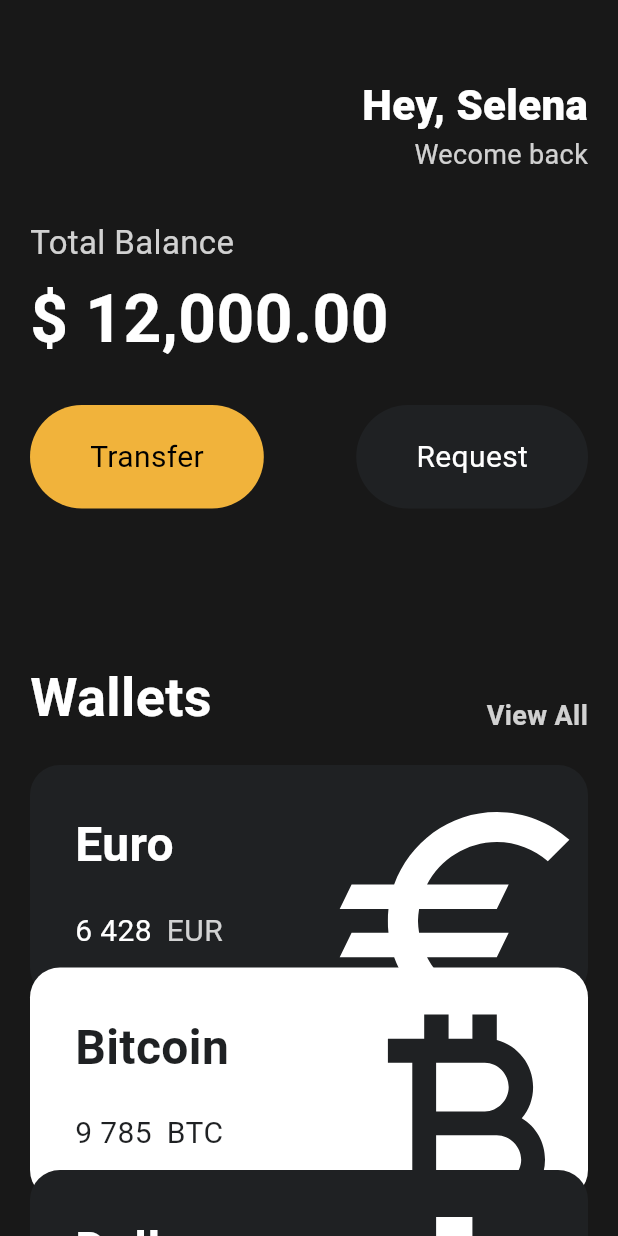
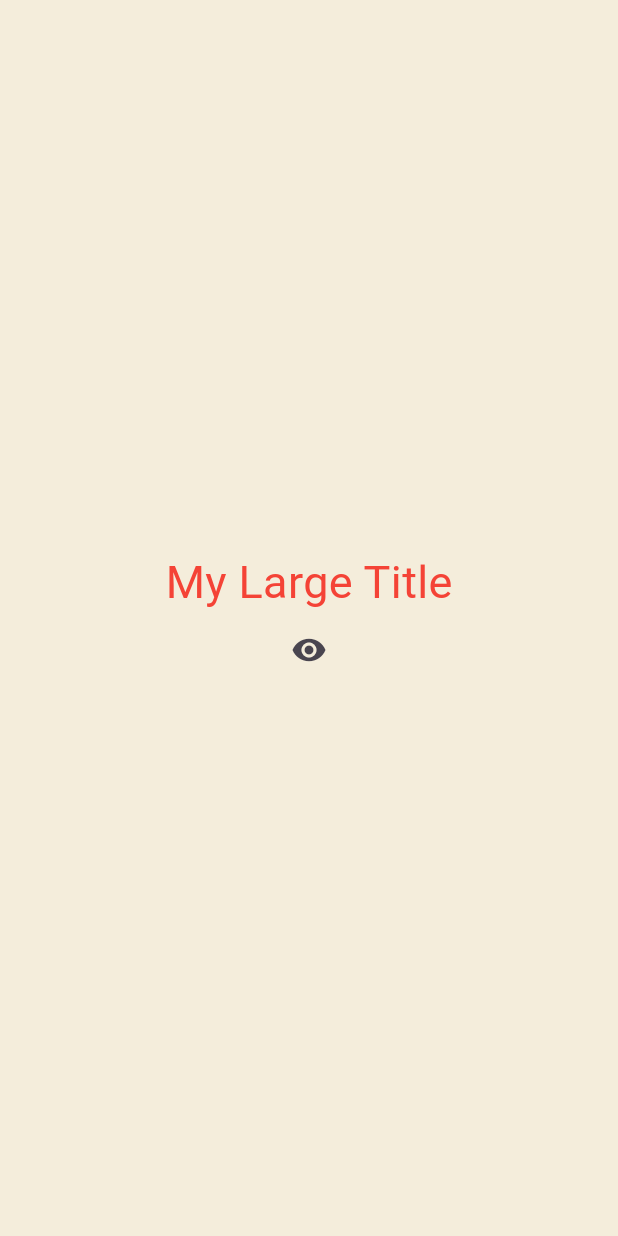
Before and after one commit to dong99u/flutter_clone_study, a Flutter app: the screen it shows after launch, on a phone screen of 412 x 824 dp. Run offline on Flutter 3.47's test engine with Material 3 defaults, Android fonts, the phone set to English and light mode, and no system bars.

Commit message:
stateful widget

```diff
--- a/toonflix/lib/main.dart
+++ b/toonflix/lib/main.dart
@@ -1,144 +1,84 @@
 import 'package:flutter/material.dart';
-
-import 'widgets/button.dart';
-import 'widgets/currency_card.dart';
 
 void main() {
   runApp(const App());
 }
 
-class App extends StatelessWidget {
+class App extends StatefulWidget {
   const App({super.key});
+
+  @override
+  State<App> createState() => _AppState();
+}
+
+class _AppState extends State<App> {
+  bool showTitle = true;
+
+  void toggleTitle() {
+    setState(() {
+      showTitle = !showTitle;
+    });
+  }
 
   @override
   Widget build(BuildContext context) {
     return MaterialApp(
+      theme: ThemeData(
+          textTheme: const TextTheme(
+        titleLarge: TextStyle(
+          color: Colors.red,
+        ),
+      )),
       home: Scaffold(
-        backgroundColor: const Color(0xFF181818),
-        body: SingleChildScrollView(
-          child: Padding(
-            padding: const EdgeInsets.symmetric(horizontal: 20),
-            child: Column(
-              crossAxisAlignment: CrossAxisAlignment.start,
-              children: [
-                const SizedBox(
-                  height: 50,
-                ),
-                Row(
-                  mainAxisAlignment: MainAxisAlignment.end,
-                  children: [
-                    Column(
-                      crossAxisAlignment: CrossAxisAlignment.end,
-                      children: [
-                        const Text(
-                          'Hey, Selena',
-                          style: TextStyle(
-                            color: Colors.white,
-                            fontSize: 28,
-                            fontWeight: FontWeight.w800,
-                          ),
-                        ),
-                        Text(
-                          'Wecome back',
-                          style: TextStyle(
-                              color: Colors.white.withOpacity(0.8),
-                              fontSize: 18),
-                        )
-                      ],
-                    )
-                  ],
-                ),
-                const SizedBox(
-                  height: 30,
-                ),
-                Text(
-                  'Total Balance',
-                  style: TextStyle(
-                    color: Colors.white.withOpacity(0.8),
-                    fontSize: 22,
-                  ),
-                ),
-                const SizedBox(
-                  height: 5,
-                ),
-                const Text(
-                  '\$ 12,000.00',
-                  style: TextStyle(
-                    color: Colors.white,
-                    fontSize: 44,
-                    fontWeight: FontWeight.w600,
-                  ),
-                ),
-                const SizedBox(
-                  height: 25,
-                ),
-                const Row(
-                  mainAxisAlignment: MainAxisAlignment.spaceBetween,
-                  children: [
-                    Button(
-                      text: 'Transfer',
-                      bgColor: Color(0xFFF1B33B),
-                      textColor: Colors.black,
-                    ),
-                    Button(
-                      text: 'Request',
-                      bgColor: Color(0xFF1F2123),
-                      textColor: Colors.white,
-                    )
-                  ],
-                ),
-                const SizedBox(
-                  height: 100,
-                ),
-                Row(
-                  crossAxisAlignment: CrossAxisAlignment.end,
-                  mainAxisAlignment: MainAxisAlignment.spaceBetween,
-                  children: [
-                    const Text('Wallets',
-                        style: TextStyle(
-                            color: Colors.white,
-                            fontSize: 36,
-                            fontWeight: FontWeight.w600)),
-                    Text('View All',
-                        style: TextStyle(
-                            color: Colors.white.withOpacity(0.8),
-                            fontSize: 18,
-                            fontWeight: FontWeight.w600)),
-                  ],
-                ),
-                const SizedBox(
-                  height: 20,
-                ),
-
-                // CurrencyCards
-                const CurrencyCard(
-                    name: 'Euro',
-                    amount: '6 428',
-                    code: 'EUR',
-                    icon: Icons.euro,
-                    isInverted: false,
-                    order: 0),
-
-                const CurrencyCard(
-                    name: 'Bitcoin',
-                    amount: '9 785',
-                    code: 'BTC',
-                    icon: Icons.currency_bitcoin,
-                    isInverted: true,
-                    order: -20),
-
-                const CurrencyCard(
-                    name: 'Dollar',
-                    code: 'USD',
-                    amount: '428',
-                    icon: Icons.attach_money,
-                    isInverted: false,
-                    order: -40),
-              ],
-            ),
+        backgroundColor: const Color(0xFFF4EDDB),
+        body: Center(
+          child: Column(
+            mainAxisAlignment: MainAxisAlignment.center,
+            children: [
+              showTitle ? const MyLargeTitle() : const Text('nothing'),
+              IconButton(
+                  onPressed: toggleTitle,
+                  icon: const Icon(Icons.remove_red_eye))
+            ],
           ),
         ),
       ),
     );
   }
 }
+
+class MyLargeTitle extends StatefulWidget {
+  const MyLargeTitle({
+    super.key,
+  });
+
+  @override
+  State<MyLargeTitle> createState() => _MyLargeTitleState();
+}
+
+class _MyLargeTitleState extends State<MyLargeTitle> {
+  @override
+  void initState() {
+    // TODO: implement initState
+    super.initState();
+    print('hello!');
+  }
+
+  @override
+  void dispose() {
+    // TODO: implement dispose
+    super.dispose();
+    print('bye!');
+  }
+
+  @override
+  Widget build(BuildContext context) {
+    return Text(
+      'My Large Title',
+      style: TextStyle(
+        fontSize: 30,
+        color: Theme.of(context).textTheme.titleLarge?.color,
+      ),
+    );
+  }
+}
--- a/toonflix/lib/widgets/button.dart
+++ /dev/null
@@ -1,33 +0,0 @@
-import 'package:flutter/material.dart';
-
-class Button extends StatelessWidget {
-  final String text;
-  final Color bgColor;
-  final Color textColor;
-
-  const Button(
-      {super.key,
-      required this.text,
-      required this.bgColor,
-      required this.textColor});
-
-  @override
-  Widget build(BuildContext context) {
-    return Container(
-        decoration: BoxDecoration(
-          color: bgColor,
-          borderRadius: BorderRadius.circular(45),
-        ),
-        child: Padding(
-          padding: const EdgeInsets.symmetric(
-            horizontal: 40,
-            vertical: 20,
-          ),
-          child: Text(text,
-              style: TextStyle(
-                fontSize: 20,
-                color: textColor,
-              )),
-        ));
-  }
-}
--- a/toonflix/lib/widgets/currency_card.dart
+++ /dev/null
@@ -1,86 +0,0 @@
-import 'package:flutter/material.dart';
-
-class CurrencyCard extends StatelessWidget {
-  final String name, code, amount;
-  final IconData icon;
-  final bool isInverted;
-  final double order;
-
-  final _blackColor = const Color(0xFF1F2123);
-
-  const CurrencyCard({
-    super.key,
-    required this.name,
-    required this.code,
-    required this.amount,
-    required this.icon,
-    required this.isInverted,
-    required this.order,
-  });
-
-  @override
-  Widget build(BuildContext context) {
-    return Transform.translate(
-      offset: Offset(0, order),
-      child: Container(
-        clipBehavior: Clip.hardEdge,
-        decoration: BoxDecoration(
-          color: isInverted ? Colors.white : _blackColor,
-          borderRadius: const BorderRadius.all(Radius.circular(20)),
-        ),
-        child: Padding(
-          padding: const EdgeInsets.all(30),
-          child: Row(
-            mainAxisAlignment: MainAxisAlignment.spaceBetween,
-            children: [
-              Column(
-                crossAxisAlignment: CrossAxisAlignment.start,
-                children: [
-                  Text(name,
-                      style: TextStyle(
-                        color: isInverted ? _blackColor : Colors.white,
-                        fontSize: 32,
-                        fontWeight: FontWeight.w600,
-                      )),
-                  const SizedBox(
-                    height: 20,
-                  ),
-                  Row(
-                    children: [
-                      Text(amount,
-                          style: TextStyle(
-                            color: isInverted ? _blackColor : Colors.white,
-                            fontSize: 20,
-                          )),
-                      const SizedBox(
-                        width: 10,
-                      ),
-                      Text(code,
-                          style: TextStyle(
-                            color: isInverted
-                                ? _blackColor
-                                : Colors.white.withOpacity(0.8),
-                            fontSize: 20,
-                          )),
-                    ],
-                  )
-                ],
-              ),
-              Transform.scale(
-                scale: 2.2,
-                child: Transform.translate(
-                  offset: const Offset(-5, 12),
-                  child: Icon(
-                    icon,
-                    color: isInverted ? _blackColor : Colors.white,
-                    size: 88,
-                  ),
-                ),
-              )
-            ],
-          ),
-        ),
-      ),
-    );
-  }
-}
```
